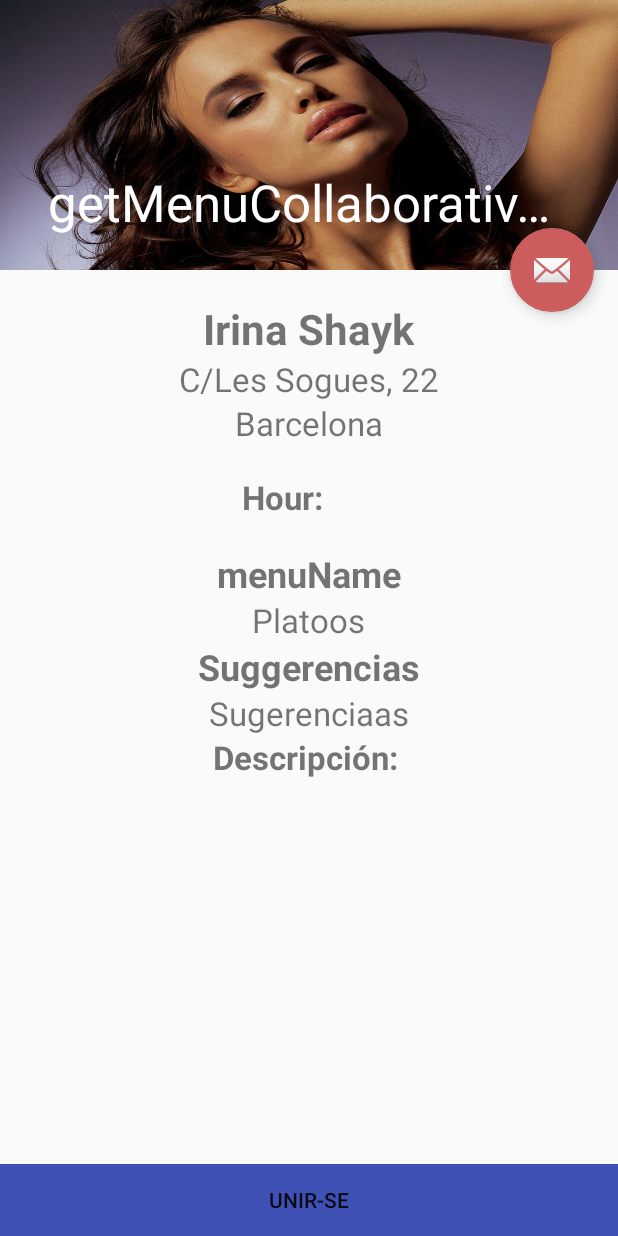
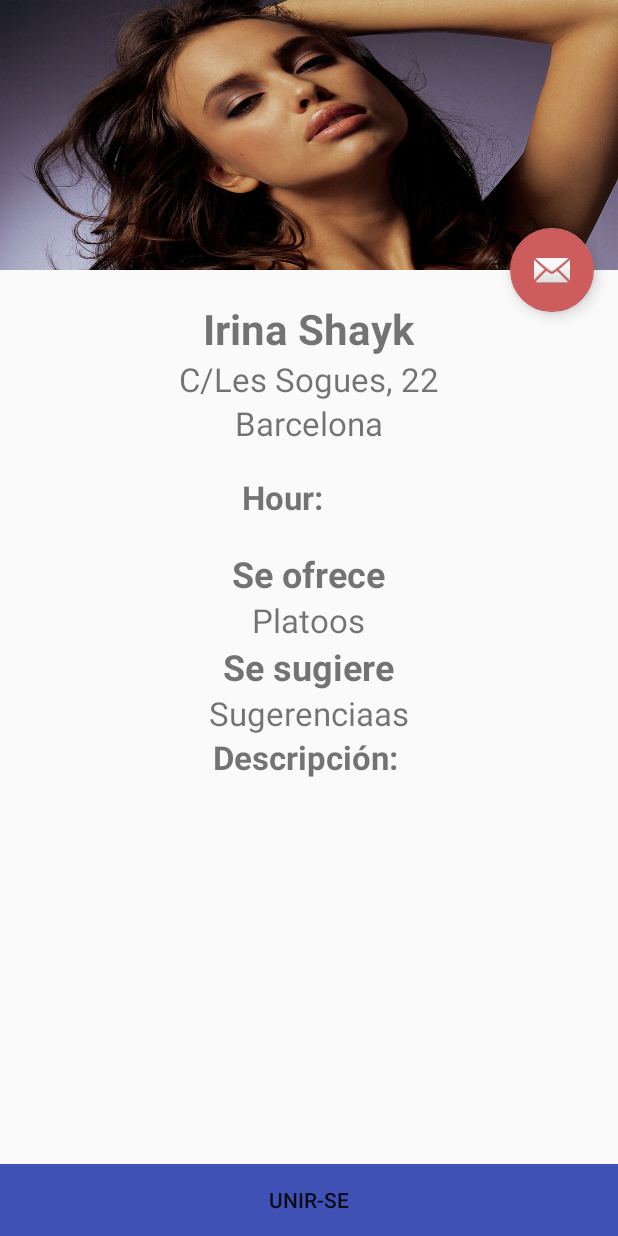
Before and after one commit to BlunchDev/blunch_android, an Android app: the screen it shows after launch (GetMenuCollaborativeActivity), on a phone screen of 412 x 824 dp. Run offline under Robolectric (Android 15) with nearby library versions, the phone set to English and light mode, and no system bars; 2 statements that could not run were skipped.

Commit message:
solve some fixes

```diff
--- a/app/src/main/java/dev/blunch/blunch/activity/GetMenuCollaborativeActivity.java
+++ b/app/src/main/java/dev/blunch/blunch/activity/GetMenuCollaborativeActivity.java
@@ -35,7 +35,7 @@ public class GetMenuCollaborativeActivity extends AppCompatActivity {
     private List<Dish> suggestedDishes;
     private List<Dish> offeredDishes;
     private final String COMA = ",";
-    private TextView userName, localization, city, menuName, hostDishes, suggestions, description, hour;
+    private TextView userName, localization, city, hostDishes, suggestions, description, hour;
     private Button join;
     private Toolbar toolbar;
 
@@ -44,7 +44,6 @@ public class GetMenuCollaborativeActivity extends AppCompatActivity {
         super.onCreate(savedInstanceState);
         setContentView(R.layout.activity_get_collaborative_menu);
         toolbar = (Toolbar) findViewById(R.id.toolbar);
-        setSupportActionBar(toolbar);
 
         collaborativeMenuService = new CollaborativeMenuService(new CollaborativeMenuRepository(getApplicationContext()), new DishRepository(getApplicationContext()));
         collaborativeMenuService.setOnChangedListener(new Repository.OnChangedListener() {
@@ -64,14 +63,11 @@ public class GetMenuCollaborativeActivity extends AppCompatActivity {
         userName = (TextView) findViewById(R.id.hostName);
         localization = (TextView) findViewById(R.id.hostLocalization);
         city = (TextView) findViewById(R.id.hostCity);
-        menuName = (TextView) findViewById(R.id.menuName);
         hostDishes = (TextView) findViewById(R.id.hostDishes);
         suggestions = (TextView) findViewById(R.id.suggestions);
         description = (TextView) findViewById(R.id.description);
         hour = (TextView) findViewById(R.id.hour);
-
         join = (Button) findViewById(R.id.join);
-
         FloatingActionButton fab = (FloatingActionButton) findViewById(R.id.fab);
         fab.setOnClickListener(new View.OnClickListener() {
             @Override
@@ -80,16 +76,13 @@ public class GetMenuCollaborativeActivity extends AppCompatActivity {
                         .setAction("Action", null).show();
             }
         });
-
         userName.setText(obtainUserName());
         localization.setText(obtainAddress());
         city.setText(obtainCity());
-        menuName.setText(obtainTitle());
         hostDishes.setText(obtainOfferedDishSingleString());
         suggestions.setText(obtainSuggestedDishSingleString());
         description.setText(obtainDescription());
         hour.setText(obtainHour());
-
         join.setOnClickListener(new View.OnClickListener() {
             @Override
             public void onClick(View v) {
@@ -97,8 +90,9 @@ public class GetMenuCollaborativeActivity extends AppCompatActivity {
             }
         });
 
-        getSupportActionBar().setWindowTitle(obtainTitle());
-
+        toolbar.setTitle(obtainTitle());
+        // TODO Set user image: toolbar.setLogo();
+        setSupportActionBar(toolbar);
     }
 
     private String obtainUserName() {
--- a/app/src/main/res/layout/content_get_collaborative_menu.xml
+++ b/app/src/main/res/layout/content_get_collaborative_menu.xml
@@ -106,8 +106,8 @@
                 <TextView
                     android:layout_width="wrap_content"
                     android:layout_height="wrap_content"
-                    android:text="menuName"
-                    android:id="@+id/menuName"
+                    android:text="Se ofrece"
+                    android:id="@+id/offeredTitle"
                     android:textSize="24dp"
                     android:textStyle="bold" />
 
@@ -129,7 +129,7 @@
                 <TextView
                     android:layout_width="wrap_content"
                     android:layout_height="wrap_content"
-                    android:text="Suggerencias"
+                    android:text="Se sugiere"
                     android:id="@+id/SuggestionTitle"
                     android:textSize="24dp"
                     android:textStyle="bold" />
```
Also changed, not shown: 1 other file.
